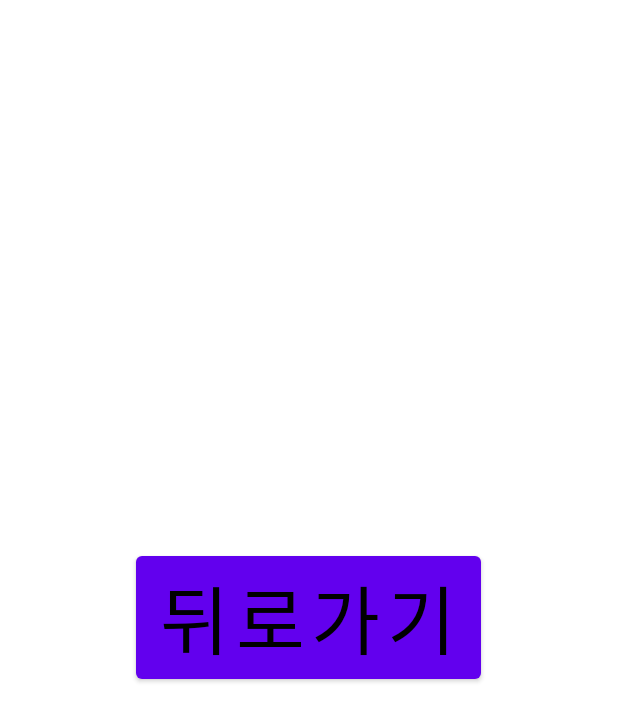
After one commit to Liv66/JungAndroid, an Android app: the SecondActivity screen opened directly, with no data from a screen before it, on a phone screen of 412 x 824 dp. The commit adds this screen. Shown: the top 721 px of the screen. Run offline under Robolectric (Android 15) with nearby library versions, the phone set to English and light mode, and no system bars.

Commit message:
액티비티간 이동까지

```diff
--- a/JungAndroid/app/build.gradle
+++ b/JungAndroid/app/build.gradle
@@ -29,6 +29,10 @@ android {
     kotlinOptions {
         jvmTarget = '1.8'
     }
+
+    buildFeatures{
+        viewBinding true
+    }
 }
 
 dependencies {
--- a/JungAndroid/app/src/main/AndroidManifest.xml
+++ b/JungAndroid/app/src/main/AndroidManifest.xml
@@ -10,6 +10,9 @@
         android:supportsRtl="true"
         android:theme="@style/Theme.JungAndroid">
         <activity
+            android:name=".SecondActivity"
+            android:exported="false" />
+        <activity
             android:name=".MainActivity"
             android:exported="true">
             <intent-filter>
--- /dev/null
+++ b/JungAndroid/app/src/main/java/com/example/jungandroid/SecondActivity.kt
@@ -0,0 +1,27 @@
+package com.example.jungandroid
+
+import android.os.Bundle
+import android.util.Log
+import androidx.appcompat.app.AppCompatActivity
+import com.example.jungandroid.databinding.ActivitySecondBinding
+
+class SecondActivity : AppCompatActivity() {
+
+    val TAG: String = "로그"
+    lateinit var binding:ActivitySecondBinding
+
+    override fun onCreate(savedInstanceState: Bundle?) {
+        super.onCreate(savedInstanceState)
+        binding = ActivitySecondBinding.inflate(layoutInflater)
+        setContentView(binding.root)
+
+        binding.backBtn.setOnClickListener{
+            onBackButtonClicked()
+        }
+    }
+
+    fun onBackButtonClicked(){
+        Log.d(TAG, "SecondActivity- onBackButtonClicked() called")
+        finish()
+    }
+}
--- a/JungAndroid/app/src/main/res/layout/activity_main.xml
+++ b/JungAndroid/app/src/main/res/layout/activity_main.xml
@@ -61,6 +61,7 @@
         />
 
     <Button
+        android:id="@+id/login_btn"
         android:layout_marginTop="20dp"
         android:layout_width="match_parent"
         android:layout_height="60dp"
--- /dev/null
+++ b/JungAndroid/app/src/main/res/layout/activity_second.xml
@@ -0,0 +1,18 @@
+<?xml version="1.0" encoding="utf-8"?>
+<RelativeLayout xmlns:android="http://schemas.android.com/apk/res/android"
+    xmlns:app="http://schemas.android.com/apk/res-auto"
+    xmlns:tools="http://schemas.android.com/tools"
+    android:layout_width="match_parent"
+    android:layout_height="match_parent"
+    tools:context=".SecondActivity">
+
+    <Button
+        android:id="@+id/back_btn"
+        android:layout_width="wrap_content"
+        android:layout_height="wrap_content"
+        android:layout_centerInParent="true"
+        android:text="뒤로가기"
+        android:textColor="#000"
+        android:textSize="50dp" />
+
+</RelativeLayout>
```
Also changed, not shown: JungAndroid/app/src/main/java/com/example/jungandroid/MainActivity.kt (+22 -1 lines).
